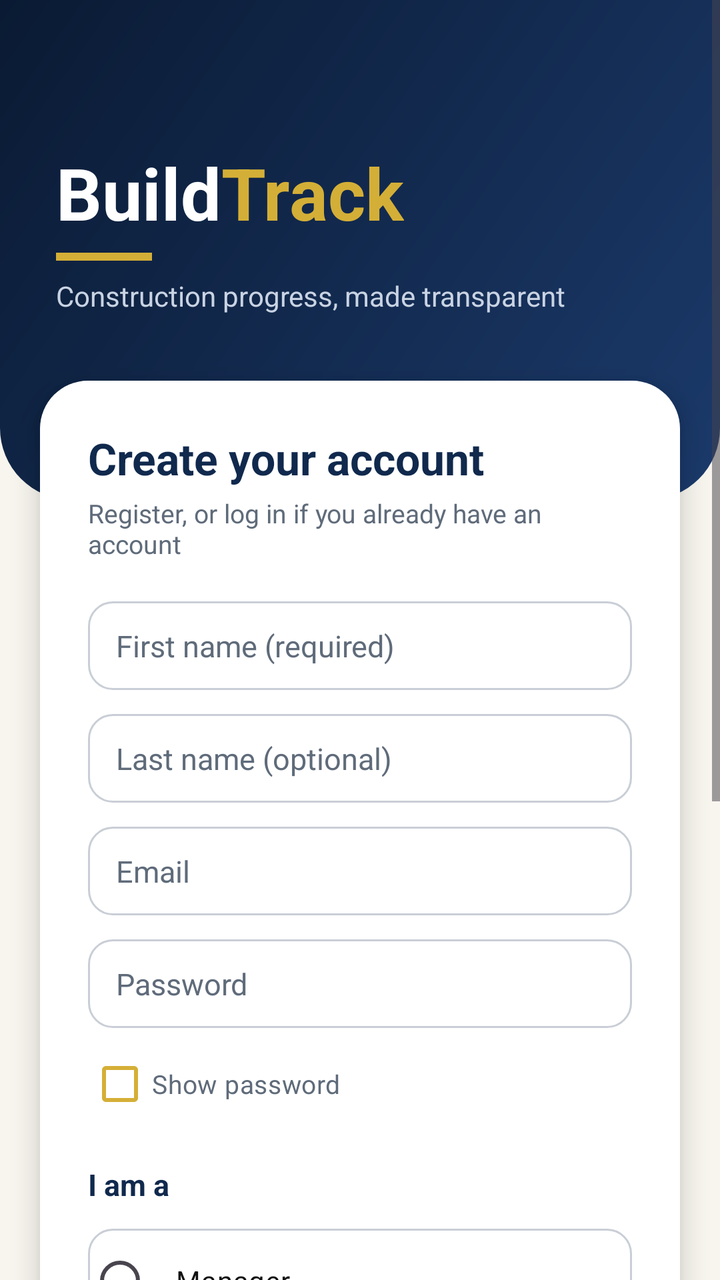
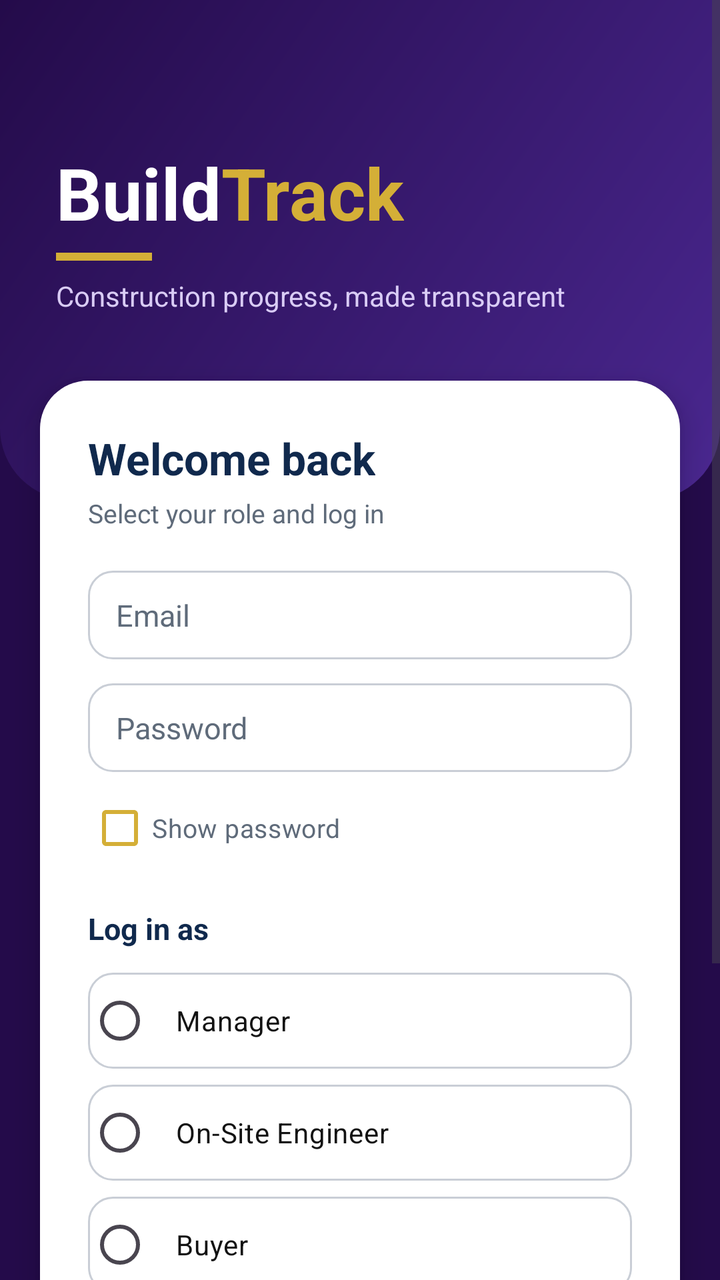

An Android layout rendered at two revisions. The XML below is the earlier revision; the diff shows what the commit changed to produce the second picture.
<!-- AndroidManifest.xml: application theme Theme.BuildTrack_v1 -->
<!-- res/layout/activity_main.xml -->
<?xml version="1.0" encoding="utf-8"?>
<ScrollView xmlns:android="http://schemas.android.com/apk/res/android"
    android:id="@+id/main"
    android:layout_width="match_parent"
    android:layout_height="match_parent"
    android:background="@color/cream"
    android:fillViewport="true">

    <RelativeLayout
        android:layout_width="match_parent"
        android:layout_height="wrap_content">

        
        <View
            android:id="@+id/headerBg"
            android:layout_width="match_parent"
            android:layout_height="250dp"
            android:background="@drawable/bg_header" />

        <TextView
            android:id="@+id/tvBuild"
            android:layout_width="wrap_content"
            android:layout_height="wrap_content"
            android:layout_marginStart="28dp"
            android:layout_marginTop="72dp"
            android:text="Build"
            android:textColor="@color/white"
            android:textSize="36sp"
            android:textStyle="bold" />

        <TextView
            android:id="@+id/tvTrack"
            android:layout_width="wrap_content"
            android:layout_height="wrap_content"
            android:layout_alignBaseline="@id/tvBuild"
            android:layout_toEndOf="@id/tvBuild"
            android:text="Track"
            android:textColor="@color/gold"
            android:textSize="36sp"
            android:textStyle="bold" />

        <View
            android:id="@+id/accentBar"
            android:layout_width="48dp"
            android:layout_height="4dp"
            android:layout_below="@id/tvBuild"
            android:layout_marginStart="28dp"
            android:layout_marginTop="6dp"
            android:background="@color/gold" />

        <TextView
            android:id="@+id/tvSubtitle"
            android:layout_width="wrap_content"
            android:layout_height="wrap_content"
            android:layout_below="@id/accentBar"
            android:layout_marginStart="28dp"
            android:layout_marginTop="8dp"
            android:text="Construction progress, made transparent"
            android:textColor="@color/header_sub"
            android:textSize="14sp" />

        
        <RelativeLayout
            android:id="@+id/cardForm"
            android:layout_width="match_parent"
            android:layout_height="wrap_content"
            android:layout_below="@id/headerBg"
            android:layout_marginStart="20dp"
            android:layout_marginTop="-60dp"
            android:layout_marginEnd="20dp"
            android:layout_marginBottom="32dp"
            android:background="@drawable/bg_card"
            android:elevation="8dp"
            android:padding="24dp">

            <TextView
                android:id="@+id/tvWelcome"
                android:layout_width="wrap_content"
                android:layout_height="wrap_content"
                android:text="Create your account"
                android:textColor="@color/navy"
                android:textSize="22sp"
                android:textStyle="bold" />

            <TextView
                android:id="@+id/tvHint"
                android:layout_width="wrap_content"
                android:layout_height="wrap_content"
                android:layout_below="@id/tvWelcome"
                android:layout_marginTop="4dp"
                android:text="Register, or log in if you already have an account"
                android:textColor="@color/grey_text"
                android:textSize="13sp" />

            <EditText
                android:id="@+id/etFirstName"
                android:layout_width="match_parent"
                android:layout_height="wrap_content"
                android:layout_below="@id/tvHint"
                android:layout_marginTop="20dp"
                android:background="@drawable/bg_input"
                android:hint="First name (required)"
                android:inputType="textPersonName"
                android:textColor="@color/ink"
                android:textColorHint="@color/grey_text"
                android:textSize="15sp" />

            <EditText
                android:id="@+id/etLastName"
                android:layout_width="match_parent"
                android:layout_height="wrap_content"
                android:layout_below="@id/etFirstName"
                android:layout_marginTop="12dp"
                android:background="@drawable/bg_input"
                android:hint="Last name (optional)"
                android:inputType="textPersonName"
                android:textColor="@color/ink"
                android:textColorHint="@color/grey_text"
                android:textSize="15sp" />

            <EditText
                android:id="@+id/etEmail"
                android:layout_width="match_parent"
                android:layout_height="wrap_content"
                android:layout_below="@id/etLastName"
                android:layout_marginTop="12dp"
                android:background="@drawable/bg_input"
                android:hint="Email"
                android:inputType="textEmailAddress"
                android:textColor="@color/ink"
                android:textColorHint="@color/grey_text"
                android:textSize="15sp" />

            <EditText
                android:id="@+id/etPassword"
                android:layout_width="match_parent"
                android:layout_height="wrap_content"
                android:layout_below="@id/etEmail"
                android:layout_marginTop="12dp"
                android:background="@drawable/bg_input"
                android:hint="Password"
                android:inputType="textPassword"
                android:textColor="@color/ink"
                android:textColorHint="@color/grey_text"
                android:textSize="15sp" />

            <CheckBox
                android:id="@+id/cbShowPassword"
                android:layout_width="wrap_content"
                android:layout_height="wrap_content"
                android:layout_below="@id/etPassword"
                android:layout_marginTop="4dp"
                android:buttonTint="@color/gold"
                android:text="Show password"
                android:textColor="@color/grey_text"
                android:textSize="13sp" />

            <TextView
                android:id="@+id/tvRoleLabel"
                android:layout_width="wrap_content"
                android:layout_height="wrap_content"
                android:layout_below="@id/cbShowPassword"
                android:layout_marginTop="16dp"
                android:text="I am a"
                android:textColor="@color/navy"
                android:textSize="15sp"
                android:textStyle="bold" />

            <RadioGroup
                android:id="@+id/rgRole"
                android:layout_width="match_parent"
                android:layout_height="wrap_content"
                android:layout_below="@id/tvRoleLabel"
                android:layout_marginTop="4dp"
                android:orientation="vertical">

                <RadioButton
                    android:id="@+id/rbManager"
                    android:layout_width="match_parent"
                    android:layout_height="wrap_content"
                    android:layout_marginTop="8dp"
                    android:background="@drawable/bg_role_option"
                    android:buttonTint="@color/gold"
                    android:minHeight="52dp"
                    android:paddingStart="12dp"
                    android:text="Manager"
                    android:textColor="@color/ink" />

                <RadioButton
                    android:id="@+id/rbEngineer"
                    android:layout_width="match_parent"
                    android:layout_height="wrap_content"
                    android:layout_marginTop="8dp"
                    android:background="@drawable/bg_role_option"
                    android:buttonTint="@color/gold"
                    android:minHeight="52dp"
                    android:paddingStart="12dp"
                    android:text="On-Site Engineer"
                    android:textColor="@color/ink" />

                <RadioButton
                    android:id="@+id/rbBuyer"
                    android:layout_width="match_parent"
                    android:layout_height="wrap_content"
                    android:layout_marginTop="8dp"
                    android:background="@drawable/bg_role_option"
                    android:buttonTint="@color/gold"
                    android:minHeight="52dp"
                    android:paddingStart="12dp"
                    android:text="Buyer"
                    android:textColor="@color/ink" />
            </RadioGroup>

            <Button
                android:id="@+id/btnRegister"
                android:layout_width="match_parent"
                android:layout_height="56dp"
                android:layout_below="@id/rgRole"
                android:layout_marginTop="24dp"
                android:background="@drawable/bg_button_gold"
                android:backgroundTint="@null"
                android:text="Register"
                android:textAllCaps="false"
                android:textColor="@color/navy_dark"
                android:textSize="16sp"
                android:textStyle="bold" />

            <Button
                android:id="@+id/btnLogin"
                android:layout_width="match_parent"
                android:layout_height="56dp"
                android:layout_below="@id/btnRegister"
                android:layout_marginTop="12dp"
                android:background="@drawable/bg_button_outline"
                android:backgroundTint="@null"
                android:text="Login"
                android:textAllCaps="false"
                android:textColor="@color/navy"
                android:textSize="16sp"
                android:textStyle="bold" />

            <TextView
                android:id="@+id/tvFooter"
                android:layout_width="match_parent"
                android:layout_height="wrap_content"
                android:layout_below="@id/btnLogin"
                android:layout_marginTop="16dp"
                android:gravity="center"
                android:text="Name and role are needed only when registering"
                android:textColor="@color/grey_text"
                android:textSize="12sp" />
        </RelativeLayout>
    </RelativeLayout>
</ScrollView>
<!-- resources referenced by this layout -->
<resources>
  <color name="cream">#F7F5EE</color>
  <color name="gold">#D4AF37</color>
  <color name="grey_text">#5F6B7A</color>
  <color name="header_sub">#C9D3E3</color>
  <color name="ink">#121212</color>
  <color name="navy">#10294D</color>
  <color name="navy_dark">#0A1A33</color>
  <color name="white">#FFFFFFFF</color>
  <!-- drawable bg_button_gold (drawable) -->
  <?xml version="1.0" encoding="utf-8"?>
  <selector xmlns:android="http://schemas.android.com/apk/res/android">
      <item android:state_pressed="true">
          <shape android:shape="rectangle">
              <solid android:color="@color/yellow" />
              <corners android:radius="14dp" />
          </shape>
      </item>
      <item>
          <shape android:shape="rectangle">
              <solid android:color="@color/gold" />
              <corners android:radius="14dp" />
          </shape>
      </item>
  </selector>
  <!-- drawable bg_button_outline (drawable) -->
  <?xml version="1.0" encoding="utf-8"?>
  <selector xmlns:android="http://schemas.android.com/apk/res/android">
      <item android:state_pressed="true">
          <shape android:shape="rectangle">
              <solid android:color="@color/gold_tint" />
              <stroke
                  android:width="2dp"
                  android:color="@color/navy" />
              <corners android:radius="14dp" />
          </shape>
      </item>
      <item>
          <shape android:shape="rectangle">
              <solid android:color="@color/white" />
              <stroke
                  android:width="2dp"
                  android:color="@color/navy" />
              <corners android:radius="14dp" />
          </shape>
      </item>
  </selector>
  <!-- drawable bg_card (drawable) -->
  <?xml version="1.0" encoding="utf-8"?>
  <shape xmlns:android="http://schemas.android.com/apk/res/android"
      android:shape="rectangle">
      <solid android:color="@color/white" />
      <corners android:radius="24dp" />
  </shape>
  <!-- drawable bg_header (drawable) -->
  <?xml version="1.0" encoding="utf-8"?>
  <shape xmlns:android="http://schemas.android.com/apk/res/android"
      android:shape="rectangle">
      <gradient
          android:angle="315"
          android:endColor="@color/navy_light"
          android:startColor="@color/navy_dark" />
      <corners
          android:bottomLeftRadius="36dp"
          android:bottomRightRadius="36dp" />
  </shape>
  <!-- drawable bg_input (drawable) -->
  <?xml version="1.0" encoding="utf-8"?>
  <shape xmlns:android="http://schemas.android.com/apk/res/android"
      android:shape="rectangle">
      <solid android:color="@color/white" />
      <stroke
          android:width="1dp"
          android:color="@color/grey_line" />
      <corners android:radius="12dp" />
      <padding
          android:bottom="12dp"
          android:left="14dp"
          android:right="14dp"
          android:top="12dp" />
  </shape>
  <!-- drawable bg_role_option (drawable) -->
  <?xml version="1.0" encoding="utf-8"?>
  <selector xmlns:android="http://schemas.android.com/apk/res/android">
      <item android:state_checked="true">
          <shape android:shape="rectangle">
              <solid android:color="@color/gold_tint" />
              <stroke
                  android:width="2dp"
                  android:color="@color/gold" />
              <corners android:radius="12dp" />
          </shape>
      </item>
      <item>
          <shape android:shape="rectangle">
              <solid android:color="@color/white" />
              <stroke
                  android:width="1dp"
                  android:color="@color/grey_line" />
              <corners android:radius="12dp" />
          </shape>
      </item>
  </selector>
  <style name="Theme.BuildTrack_v1" parent="Base.Theme.BuildTrack_v1" />
  <color name="yellow">#FFD54F</color>
  <color name="gold_tint">#FFF6D6</color>
  <color name="navy_light">#1B3A6B</color>
  <color name="grey_line">#C9CED6</color>
  <style name="Base.Theme.BuildTrack_v1" parent="Theme.Material3.DayNight.NoActionBar">
          
          
      </style>
</resources>

<!-- the commit's change to res/layout/activity_main.xml (unified diff, before → after) -->
@@ -1,21 +1,21 @@
 <?xml version="1.0" encoding="utf-8"?>
 <ScrollView xmlns:android="http://schemas.android.com/apk/res/android"
+    xmlns:app="http://schemas.android.com/apk/res-auto"
     android:id="@+id/main"
     android:layout_width="match_parent"
     android:layout_height="match_parent"
-    android:background="@color/cream"
+    android:background="@color/purple_dark"
     android:fillViewport="true">
 
     <RelativeLayout
         android:layout_width="match_parent"
         android:layout_height="wrap_content">
 
-        
         <View
             android:id="@+id/headerBg"
             android:layout_width="match_parent"
             android:layout_height="250dp"
-            android:background="@drawable/bg_header" />
+            android:background="@drawable/bg_header_purple" />
 
         <TextView
             android:id="@+id/tvBuild"
@@ -56,10 +56,9 @@
             android:layout_marginStart="28dp"
             android:layout_marginTop="8dp"
             android:text="Construction progress, made transparent"
-            android:textColor="@color/header_sub"
+            android:textColor="@color/purple_light"
             android:textSize="14sp" />
 
-        
         <RelativeLayout
             android:id="@+id/cardForm"
             android:layout_width="match_parent"
@@ -77,7 +76,7 @@
                 android:id="@+id/tvWelcome"
                 android:layout_width="wrap_content"
                 android:layout_height="wrap_content"
-                android:text="Create your account"
+                android:text="Welcome back"
                 android:textColor="@color/navy"
                 android:textSize="22sp"
                 android:textStyle="bold" />
@@ -88,42 +87,16 @@
                 android:layout_height="wrap_content"
                 android:layout_below="@id/tvWelcome"
                 android:layout_marginTop="4dp"
-                android:text="Register, or log in if you already have an account"
+                android:text="Select your role and log in"
                 android:textColor="@color/grey_text"
                 android:textSize="13sp" />
 
             <EditText
-                android:id="@+id/etFirstName"
+                android:id="@+id/etEmail"
                 android:layout_width="match_parent"
                 android:layout_height="wrap_content"
                 android:layout_below="@id/tvHint"
                 android:layout_marginTop="20dp"
-                android:background="@drawable/bg_input"
-                android:hint="First name (required)"
-                android:inputType="textPersonName"
-                android:textColor="@color/ink"
-                android:textColorHint="@color/grey_text"
-                android:textSize="15sp" />
-
-            <EditText
-                android:id="@+id/etLastName"
-                android:layout_width="match_parent"
-                android:layout_height="wrap_content"
-                android:layout_below="@id/etFirstName"
-                android:layout_marginTop="12dp"
-                android:background="@drawable/bg_input"
-                android:hint="Last name (optional)"
-                android:inputType="textPersonName"
-                android:textColor="@color/ink"
-                android:textColorHint="@color/grey_text"
-                android:textSize="15sp" />
-
-            <EditText
-                android:id="@+id/etEmail"
-                android:layout_width="match_parent"
-                android:layout_height="wrap_content"
-                android:layout_below="@id/etLastName"
-                android:layout_marginTop="12dp"
                 android:background="@drawable/bg_input"
                 android:hint="Email"
                 android:inputType="textEmailAddress"
@@ -161,7 +134,7 @@
                 android:layout_height="wrap_content"
                 android:layout_below="@id/cbShowPassword"
                 android:layout_marginTop="16dp"
-                android:text="I am a"
+                android:text="Log in as"
                 android:textColor="@color/navy"
                 android:textSize="15sp"
                 android:textStyle="bold" />
@@ -181,7 +154,7 @@
                     android:layout_marginTop="8dp"
                     android:background="@drawable/bg_role_option"
                     android:buttonTint="@color/gold"
-                    android:minHeight="52dp"
+                    android:minHeight="48dp"
                     android:paddingStart="12dp"
                     android:text="Manager"
                     android:textColor="@color/ink" />
@@ -193,7 +166,7 @@
                     android:layout_marginTop="8dp"
                     android:background="@drawable/bg_role_option"
                     android:buttonTint="@color/gold"
-                    android:minHeight="52dp"
+                    android:minHeight="48dp"
                     android:paddingStart="12dp"
                     android:text="On-Site Engineer"
                     android:textColor="@color/ink" />
@@ -205,50 +178,42 @@
                     android:layout_marginTop="8dp"
                     android:background="@drawable/bg_role_option"
                     android:buttonTint="@color/gold"
-                    android:minHeight="52dp"
+                    android:minHeight="48dp"
                     android:paddingStart="12dp"
                     android:text="Buyer"
                     android:textColor="@color/ink" />
             </RadioGroup>
 
             <Button
-                android:id="@+id/btnRegister"
+                android:id="@+id/btnLogin"
                 android:layout_width="match_parent"
                 android:layout_height="56dp"
                 android:layout_below="@id/rgRole"
                 android:layout_marginTop="24dp"
-                android:background="@drawable/bg_button_gold"
-                android:backgroundTint="@null"
-                android:text="Register"
+                android:text="Login"
                 android:textAllCaps="false"
                 android:textColor="@color/navy_dark"
                 android:textSize="16sp"
-                android:textStyle="bold" />
+                android:textStyle="bold"
+                app:backgroundTint="@color/gold"
+                app:cornerRadius="14dp" />
 
             <Button
-                android:id="@+id/btnLogin"
+                android:id="@+id/btnGoRegister"
                 android:layout_width="match_parent"
                 android:layout_height="56dp"
-                android:layout_below="@id/btnRegister"
+                android:layout_below="@id/btnLogin"
                 android:layout_marginTop="12dp"
-                android:background="@drawable/bg_button_outline"
-                android:backgroundTint="@null"
-                android:text="Login"
+                android:text="Create an account"
                 android:textAllCaps="false"
                 android:textColor="@color/navy"
                 android:textSize="16sp"
-                android:textStyle="bold" />
-
-            <TextView
-                android:id="@+id/tvFooter"
-                android:layout_width="match_parent"
-                android:layout_height="wrap_content"
-                android:layout_below="@id/btnLogin"
-                android:layout_marginTop="16dp"
-                android:gravity="center"
-                android:text="Name and role are needed only when registering"
-                android:textColor="@color/grey_text"
-                android:textSize="12sp" />
+                android:textStyle="bold"
+                app:backgroundTint="@color/white"
+                app:cornerRadius="14dp"
+                app:strokeColor="@color/navy"
+                app:strokeWidth="2dp" />
+
         </RelativeLayout>
     </RelativeLayout>
 </ScrollView>
<!-- resource entries referenced after the edit -->
@@ -1,51 +1,13 @@
 <!-- resources referenced by this layout -->
 <resources>
-  <color name="cream">#F7F5EE</color>
   <color name="gold">#D4AF37</color>
   <color name="grey_text">#5F6B7A</color>
-  <color name="header_sub">#C9D3E3</color>
   <color name="ink">#121212</color>
   <color name="navy">#10294D</color>
   <color name="navy_dark">#0A1A33</color>
+  <color name="purple_dark">#240B4A</color>
+  <color name="purple_light">#D9CCF5</color>
   <color name="white">#FFFFFFFF</color>
-  <!-- drawable bg_button_gold (drawable) -->
-  <?xml version="1.0" encoding="utf-8"?>
-  <selector xmlns:android="http://schemas.android.com/apk/res/android">
-      <item android:state_pressed="true">
-          <shape android:shape="rectangle">
-              <solid android:color="@color/yellow" />
-              <corners android:radius="14dp" />
-          </shape>
-      </item>
-      <item>
-          <shape android:shape="rectangle">
-              <solid android:color="@color/gold" />
-              <corners android:radius="14dp" />
-          </shape>
-      </item>
-  </selector>
-  <!-- drawable bg_button_outline (drawable) -->
-  <?xml version="1.0" encoding="utf-8"?>
-  <selector xmlns:android="http://schemas.android.com/apk/res/android">
-      <item android:state_pressed="true">
-          <shape android:shape="rectangle">
-              <solid android:color="@color/gold_tint" />
-              <stroke
-                  android:width="2dp"
-                  android:color="@color/navy" />
-              <corners android:radius="14dp" />
-          </shape>
-      </item>
-      <item>
-          <shape android:shape="rectangle">
-              <solid android:color="@color/white" />
-              <stroke
-                  android:width="2dp"
-                  android:color="@color/navy" />
-              <corners android:radius="14dp" />
-          </shape>
-      </item>
-  </selector>
   <!-- drawable bg_card (drawable) -->
   <?xml version="1.0" encoding="utf-8"?>
   <shape xmlns:android="http://schemas.android.com/apk/res/android"
@@ -53,14 +15,14 @@
       <solid android:color="@color/white" />
       <corners android:radius="24dp" />
   </shape>
-  <!-- drawable bg_header (drawable) -->
+  <!-- drawable bg_header_purple (drawable) -->
   <?xml version="1.0" encoding="utf-8"?>
   <shape xmlns:android="http://schemas.android.com/apk/res/android"
       android:shape="rectangle">
       <gradient
           android:angle="315"
-          android:endColor="@color/navy_light"
-          android:startColor="@color/navy_dark" />
+          android:endColor="@color/purple_mid"
+          android:startColor="@color/purple_dark" />
       <corners
           android:bottomLeftRadius="36dp"
           android:bottomRightRadius="36dp" />
@@ -103,9 +65,8 @@
       </item>
   </selector>
   <style name="Theme.BuildTrack_v1" parent="Base.Theme.BuildTrack_v1" />
-  <color name="yellow">#FFD54F</color>
+  <color name="purple_mid">#4A2790</color>
   <color name="gold_tint">#FFF6D6</color>
-  <color name="navy_light">#1B3A6B</color>
   <color name="grey_line">#C9CED6</color>
   <style name="Base.Theme.BuildTrack_v1" parent="Theme.Material3.DayNight.NoActionBar">
           
